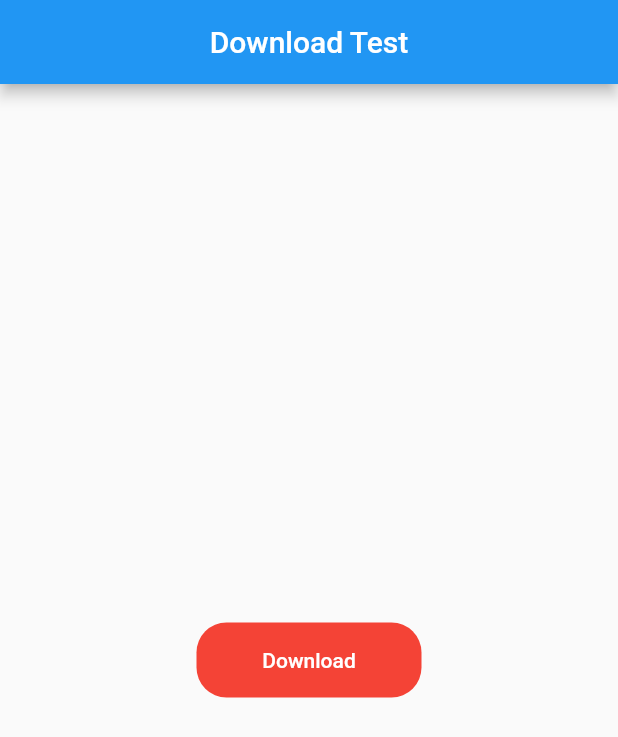
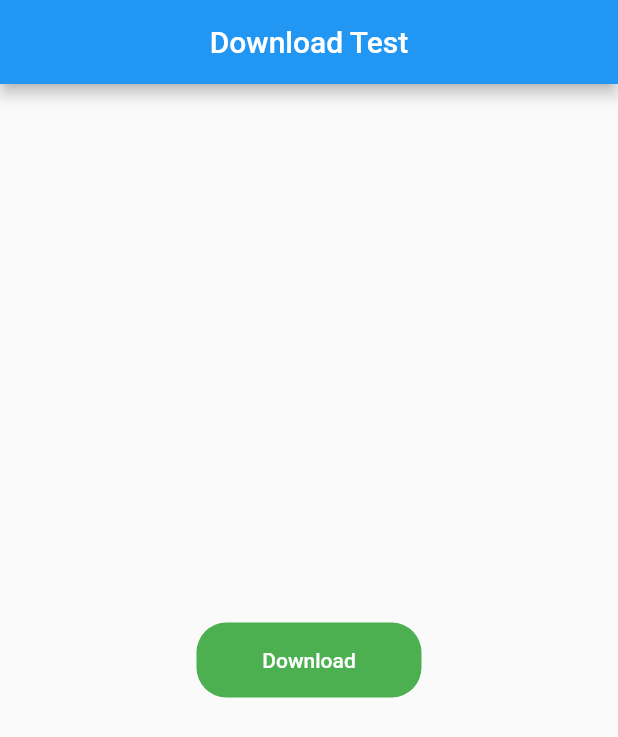
Before and after one commit to swaraj961/Big-Bank-Quiz, a Flutter app: the screen it shows after launch, after a tap on "Download", on a phone screen of 412 x 824 dp. Shown: the top 737 px of the screen. Run offline on Flutter 3.47's test engine with Material 2 defaults, Android fonts, the phone set to English and light mode, and no system bars; our stand-ins replace permission_handler; missing offline and left inert: flutter_downloader.

Commit message:
working but di not found

```diff
--- a/lib/main.dart
+++ b/lib/main.dart
@@ -1,7 +1,19 @@
 import 'package:flutter/material.dart';
+import 'package:flutter_downloader/flutter_downloader.dart';
+import 'package:path_provider/path_provider.dart';
+import 'package:permission_handler/permission_handler.dart';
+void main() async {
 
-void main() {
+WidgetsFlutterBinding.ensureInitialized();
+await FlutterDownloader.initialize(
+  debug: true // printing logs to console
+);
+
   runApp(MyApp());
+
+
+
+
 }
 
 class MyApp extends StatelessWidget {
@@ -46,9 +58,27 @@ class _MyHomePageState extends State<MyHomePage> {
               width: 150,
               height: 50,
               child: FlatButton(
-                onPressed: () {},
+                onPressed: () async {
+                  final userStatus=  await Permission.storage.request();
+
+if(userStatus.isGranted){
+  // download part
+
+final extDir = await getExternalStorageDirectory();
+ FlutterDownloader.enqueue(url: "https://drive.google.com/u/0/uc?id=1K2_0tPQrX5e59l9vrBeSwiIqAdU7MROh&export=download", savedDir: extDir.path,
+  fileName: "Swaraj.jpg",
+  showNotification: true,
+  openFileFromNotification: true);
+
+} else{
+// can't download
+print('Permission Denied');
+
+}
+
+                },
                 child: Text('Download'),
-                color: Colors.red,
+                color: Colors.green,
                 textColor: Colors.white,
                 shape: RoundedRectangleBorder(
                     borderRadius: BorderRadius.circular(20)),
--- a/pubspec.yaml
+++ b/pubspec.yaml
@@ -30,6 +30,8 @@ dependencies:
   cupertino_icons: ^0.1.3
   flutter_downloader: ^1.4.4
   path_provider: ^1.6.11
+  permission_handler: ^5.0.1
+
 
 dev_dependencies:
   flutter_test:
```
Also changed, not shown: pubspec.lock, 4 other files.
